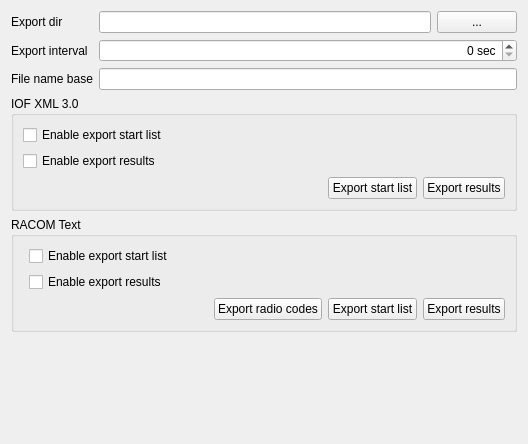
Before: the Qt Designer form quickevent/app/quickevent/plugins/Event/src/services/emmaclientwidget.ui in Quick-Event/quickbox, drawn with Qt 5.
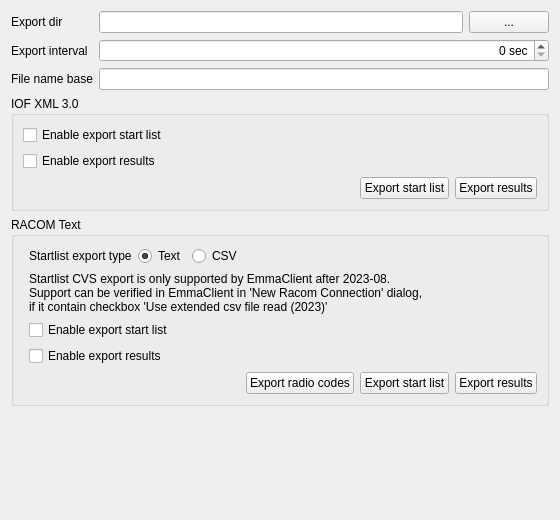
After: the same form once the commit is applied.

Commit message: Emma service update  (txt part) for new Emma Racom client (new CSV startlist export - for single race & relays) - for CSV starlist need to use Emma Client from 2023-8 or newer.

```diff
--- a/quickevent/app/quickevent/plugins/Event/src/services/emmaclientwidget.ui
+++ b/quickevent/app/quickevent/plugins/Event/src/services/emmaclientwidget.ui
@@ -6,10 +6,16 @@
    <rect>
     <x>0</x>
     <y>0</y>
-    <width>528</width>
-    <height>444</height>
+    <width>560</width>
+    <height>520</height>
    </rect>
   </property>
+  <property name="minimumSize">
+   <size>
+    <width>550</width>
+    <height>0</height>
+   </size>
+  </property>
   <property name="windowTitle">
    <string>Emma Client</string>
   </property>
@@ -184,6 +190,57 @@
         </item>
        </layout>
       </item>
+      <item row="0" column="1">
+       <layout class="QHBoxLayout" name="horizontalLayout_4">
+        <item>
+         <widget class="QLabel" name="label_4">
+          <property name="text">
+           <string>Startlist export type</string>
+          </property>
+         </widget>
+        </item>
+        <item>
+         <widget class="QRadioButton" name="rbRacomStartTxt">
+          <property name="text">
+           <string>Text</string>
+          </property>
+          <property name="checked">
+           <bool>true</bool>
+          </property>
+         </widget>
+        </item>
+        <item>
+         <widget class="QRadioButton" name="rbRacomStartCsv">
+          <property name="text">
+           <string>CSV</string>
+          </property>
+         </widget>
+        </item>
+        <item>
+         <spacer name="horizontalSpacer_3">
+          <property name="orientation">
+           <enum>Qt::Horizontal</enum>
+          </property>
+          <property name="sizeHint" stdset="0">
+           <size>
+            <width>40</width>
+            <height>20</height>
+           </size>
+          </property>
+         </spacer>
+        </item>
+       </layout>
+      </item>
+      <item row="1" column="1">
+       <widget class="QLabel" name="label_5">
+        <property name="text">
+         <string>&lt;html&gt;&lt;head/&gt;&lt;body&gt;&lt;p&gt;Startlist CVS export is only supported by EmmaClient after 2023-08.&lt;br/&gt;Support can be verified in EmmaClient in 'New Racom Connection' dialog,&lt;br/&gt;if it contain checkbox 'Use extended csv file read (2023)'&lt;/p&gt;&lt;/body&gt;&lt;/html&gt;</string>
+        </property>
+        <property name="textFormat">
+         <enum>Qt::MarkdownText</enum>
+        </property>
+       </widget>
+      </item>
      </layout>
     </widget>
    </item>
```
Left out of the diff: 2 changed lines with no effect on the pictures. The commit also changes 4 other files.
